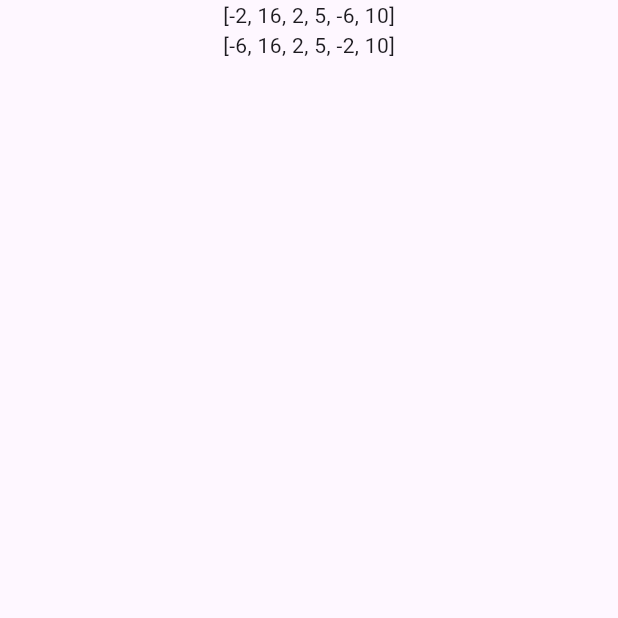
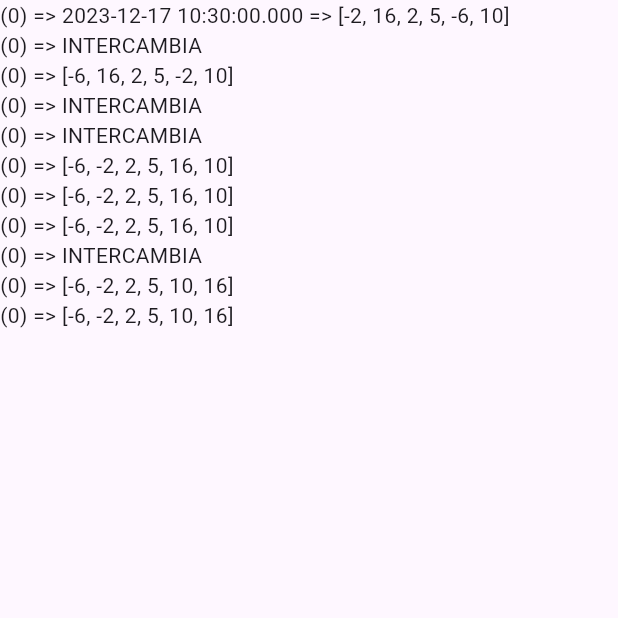
Before and after one commit to jeronimojimenezagudelo/arreglos, a Flutter app: the screen it shows after launch, on a phone screen of 412 x 824 dp, the top half of it. Run offline on Flutter 3.47's test engine with Material 3 defaults, Android fonts, the light colour scheme and no system bars.

Commit message:
Primera solución de ordenamiento

```diff
--- a/lib/UI/pages/main_app_page.dart
+++ b/lib/UI/pages/main_app_page.dart
@@ -1,34 +1,68 @@
+import 'dart:math';
+
 import 'package:flutter/material.dart';
 
 class MainApp extends StatelessWidget {
   const MainApp({super.key});
 
+  void intercambiarPosiciones(
+      int indiceValorACambiar, int indice, List<int> resultado) {
+    final valorAnterior = resultado[indiceValorACambiar];
+    resultado[indiceValorACambiar] = resultado[indice];
+    resultado[indice] = valorAnterior;
+    // return resultado;
+  }
+
   @override
   Widget build(BuildContext context) {
+    final DateTime dateTime = DateTime.now();
     const List<int> ejercicioUno = <int>[-2, 16, 2, 5, -6, 10];
-    List<int> resultado = <int>[...ejercicioUno];
-    int valorAnterior = 0;
-    int indice = 0;
-    for (int iteracion = 0; iteracion < resultado.length; iteracion++) {
-      if (valorAnterior > resultado[iteracion]) {
-        indice = iteracion;
+    //final List<int> ejercicioUno = generarNumerosAleatorios(100);
+    //final List<int> ejercicioUno = generarNumerosAleatorios(100);
+
+    final List<int> resultado = <int>[...ejercicioUno];
+    final List<Widget> infoWidget = <Widget>[];
+
+    void displayMsg(dynamic msg) {
+      infoWidget.add(
+        Text('(${DateTime.now().difference(dateTime).inMilliseconds}) => $msg'),
+      );
+    }
+
+    displayMsg('$dateTime => $ejercicioUno');
+
+    for (int index = 0; index < ejercicioUno.length; index++) {
+      int indice = index;
+
+      for (int iteracion = index + 1;
+          iteracion < resultado.length;
+          iteracion++) {
+        if (resultado[indice] > resultado[iteracion]) {
+          displayMsg('INTERCAMBIA');
+          indice = iteracion;
+        }
       }
+      intercambiarPosiciones(index, indice, resultado);
+      displayMsg(resultado);
     }
-    valorAnterior = resultado[0];
-    resultado[0] = resultado[indice];
-    resultado[indice] = valorAnterior;
 
     return MaterialApp(
       home: Scaffold(
         body: Center(
-          child: Column(
-            children: [
-              Text('$ejercicioUno'),
-              Text('$resultado'),
-            ],
+          child: ListView.builder(
+            itemCount: infoWidget.length,
+            itemBuilder: (context, index) {
+              return infoWidget[index];
+            },
           ),
         ),
       ),
     );
   }
 }
+
+List<int> generarNumerosAleatorios(int lim) {
+  Random random = Random();
+  List<int> numeros = List.generate(lim, (_) => random.nextInt(20001) - 10000);
+  return numeros;
+}
```
